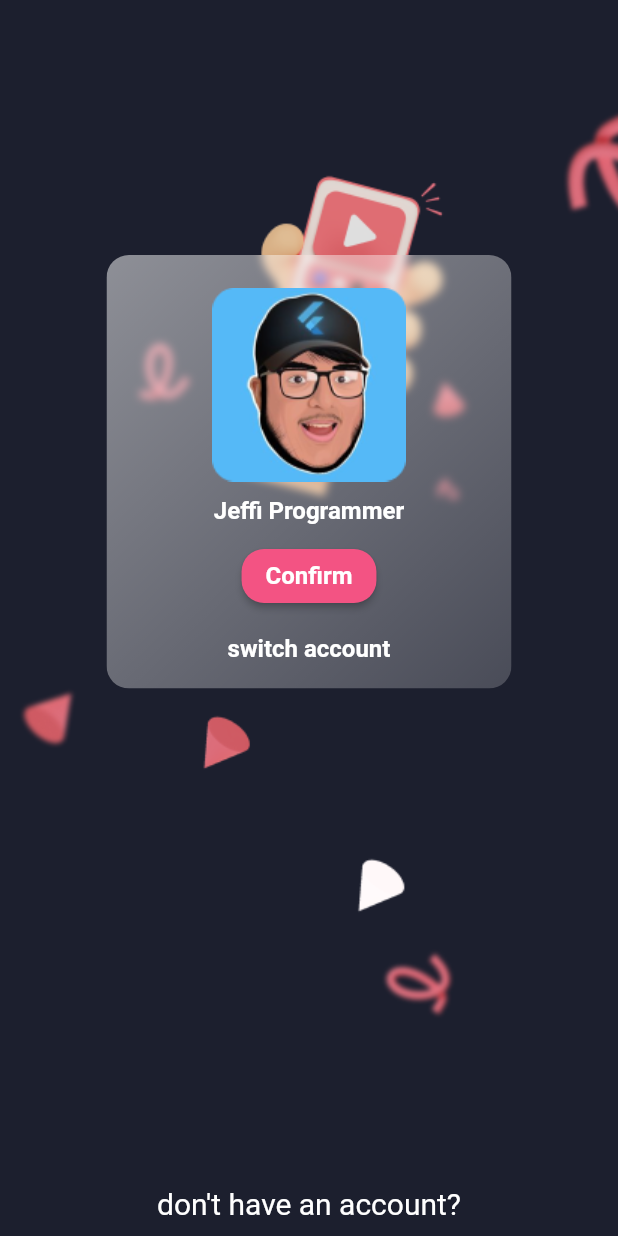
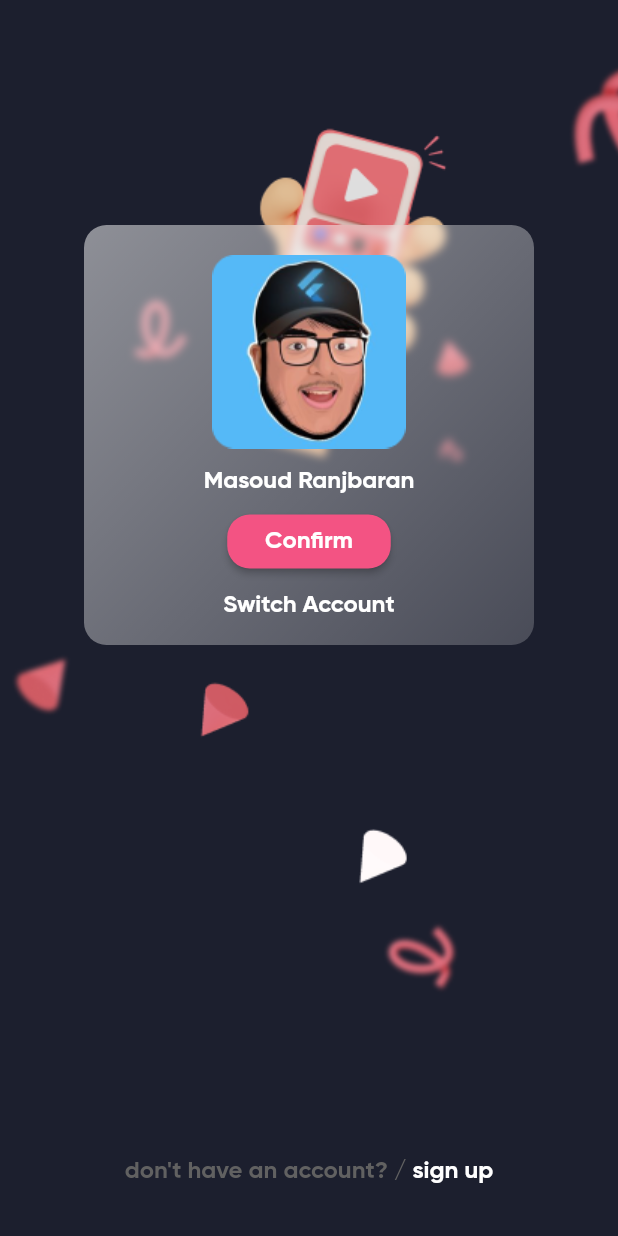
Before and after one commit to JeffiProgrammer/flutter_instagram_app, a Flutter app: the screen it shows after launch, on a phone screen of 412 x 824 dp. Run offline on Flutter 3.47's test engine with Material 2 defaults, Android fonts, the phone set to English and light mode, and no system bars.

Commit message:
completed switch account page

```diff
--- a/lib/main.dart
+++ b/lib/main.dart
@@ -12,6 +12,20 @@ class Application extends StatelessWidget {
   Widget build(BuildContext context) {
     return MaterialApp(
       debugShowCheckedModeBanner: false,
+      theme: ThemeData(
+        textTheme: TextTheme(
+          headline4:
+              TextStyle(fontFamily: "GB", fontSize: 16.0, color: Colors.white),
+        ),
+        elevatedButtonTheme: ElevatedButtonThemeData(
+          style: ElevatedButton.styleFrom(
+              primary: Color(0xfff35383),
+              shape: RoundedRectangleBorder(
+                borderRadius: BorderRadius.circular(15.0),
+              ),
+              textStyle: TextStyle(fontFamily: "GB", fontSize: 16.0)),
+        ),
+      ),
       home: SwitchAccountScreen(),
     );
   }
@@ -32,10 +46,10 @@ class SplashScreen extends StatelessWidget {
       child: Scaffold(
         backgroundColor: Colors.transparent,
         body: Stack(
-            alignment: Alignment.center,
+          alignment: AlignmentDirectional.bottomCenter,
           children: [
             Padding(
-                padding: const EdgeInsets.symmetric(horizontal: 80),
+              padding: const EdgeInsets.symmetric(horizontal: 80.0),
               child: Center(
                 child: Image(
                   image: AssetImage("images/logo_splash.png"),
@@ -43,22 +57,23 @@ class SplashScreen extends StatelessWidget {
               ),
             ),
             Positioned(
-                bottom: 32,
+              bottom: 32.0,
               child: Column(
                 children: [
                   Text(
-                      "from",
-                      style: TextStyle(color: Colors.grey),
+                    "From",
+                    style: TextStyle(fontSize: 15.0, color: Colors.grey),
                   ),
                   Text(
-                      "Jeffi Programmer (Github)",
-                      style: TextStyle(color: Colors.blue),
-                    )
+                    "JeffiProgrammer",
+                    style: TextStyle(fontSize: 15.0, color: Colors.blueAccent),
+                  ),
                 ],
               ),
             )
           ],
-          )),
+        ),
+      ),
     );
   }
 }
--- a/lib/screens/switch_account_screen.dart
+++ b/lib/screens/switch_account_screen.dart
@@ -13,75 +13,98 @@ class SwitchAccountScreen extends StatelessWidget {
         children: [
           Expanded(
             child: Stack(
-            alignment: AlignmentDirectional.center,
+              alignment: Alignment.center,
               children: [
                 Container(
                   decoration: BoxDecoration(
                     image: DecorationImage(
                       image: AssetImage("images/switch_account_background.png"),
-                      fit: BoxFit.fitWidth),
+                      fit: BoxFit.cover,
+                    ),
                   ),
                 ),
                 Positioned(
-                top: 170,
+                  top: 150.0,
                   child: ClipRRect(
                     child: BackdropFilter(
                       filter: ImageFilter.blur(sigmaX: 3.0, sigmaY: 3.0),
                       child: Container(
-                      width: 270,
-                      height: 289,
                         decoration: BoxDecoration(
                           gradient: LinearGradient(
                             begin: Alignment.topLeft,
                             end: Alignment.bottomRight,
                             colors: [
                               Color.fromRGBO(255, 255, 255, 0.5),
-                              Color.fromRGBO(255, 255, 255, 0.2),
-                            ]),
-                        borderRadius: BorderRadius.all(
-                          Radius.circular(15),
+                              Color.fromRGBO(255, 255, 255, 0.2)
+                            ],
+                          ),
+                          borderRadius: BorderRadius.all(Radius.circular(15.0)),
+                        ),
+                        width: 300,
+                        height: 280,
+                        child: Column(
+                          children: [
+                            SizedBox(
+                              height: 20.0,
+                            ),
+                            Image(image: AssetImage("images/profile.png")),
+                            SizedBox(
+                              height: 12.0,
+                            ),
+                            Text(
+                              "Masoud Ranjbaran",
+                              style: Theme.of(context).textTheme.headline4,
+                            ),
+                            SizedBox(
+                              height: 12.0,
+                            ),
+                            SizedBox(
+                              height: 36,
+                              width: 109,
+                              child: ElevatedButton(
+                                style:
+                                    Theme.of(context).elevatedButtonTheme.style,
+                                onPressed: () {},
+                                child: Text("Confirm"),
                               ),
                             ),
-                      child: Column(children: [
-                        SizedBox(height: 22),
-                        Image(image: AssetImage("images/profile.png")),
-                        SizedBox(height: 10),
-                        Text("Jeffi Programmer",
-                            style: TextStyle(
-                                fontSize: 16,
-                                fontWeight: FontWeight.bold,
-                                color: Colors.white)),
-                        SizedBox(height: 10),
-                        ElevatedButton(
-                          onPressed: () {},
-                          child: Text(
-                            "Confirm",
-                            style: TextStyle(
-                                fontSize: 16, fontWeight: FontWeight.bold),
+                            SizedBox(
+                              height: 15.0,
                             ),
-                          style: ElevatedButton.styleFrom(
-                              primary: Color(0xfff35383),
-                              shape: RoundedRectangleBorder(
-                                  borderRadius: BorderRadius.circular(15.0))),
+                            Text(
+                              "Switch Account",
+                              style: Theme.of(context).textTheme.headline4,
                             ),
-                        SizedBox(height: 15),
-                        Text("switch account",
-                            style: TextStyle(
-                                fontSize: 16,
-                                fontWeight: FontWeight.bold,
-                                color: Colors.white)),
-                      ]),
+                          ],
                         ),
                       ),
                     ),
+                  ),
+                ),
+              ],
+            ),
+          ),
+          Padding(
+            padding: EdgeInsets.only(top: 80.0, bottom: 33.0),
+            child: Row(
+              mainAxisSize: MainAxisSize.max,
+              mainAxisAlignment: MainAxisAlignment.center,
+              children: [
+                Text(
+                  'don\'t have an account? / ',
+                  style: TextStyle(
+                      fontFamily: "GB",
+                      color: Colors.grey[700],
+                      fontSize: 16.0),
+                ),
+                Text(
+                  "sign up",
+                  style: TextStyle(
+                      fontFamily: "GB", color: Colors.white, fontSize: 16),
+                ),
+              ],
+            ),
           )
-            ],
-          )),
-          Padding(
-            padding: EdgeInsets.only(top: 50.0, bottom: 10.0),
-            child: Text("don't have an account?",
-                style: TextStyle(fontSize: 20.0, color: Colors.white)),
-          ),
         ],
       ),
     );
```
Also changed, not shown: pubspec.yaml (+38 -11 lines), assets/fonts/GilroyBold.ttf (added), assets/fonts/GilroyExtraBold.ttf (added), assets/fonts/GilroyHeavy.ttf (added), assets/fonts/GilroyLight.ttf (added), assets/fonts/GilroyMedium.ttf (added), assets/fonts/GilroyRegular.ttf (added), assets/fonts/GilroyThin.ttf (added), assets/fonts/ShabnamMedium.ttf (added). Lines whose indentation alone changed are shown as unchanged.
